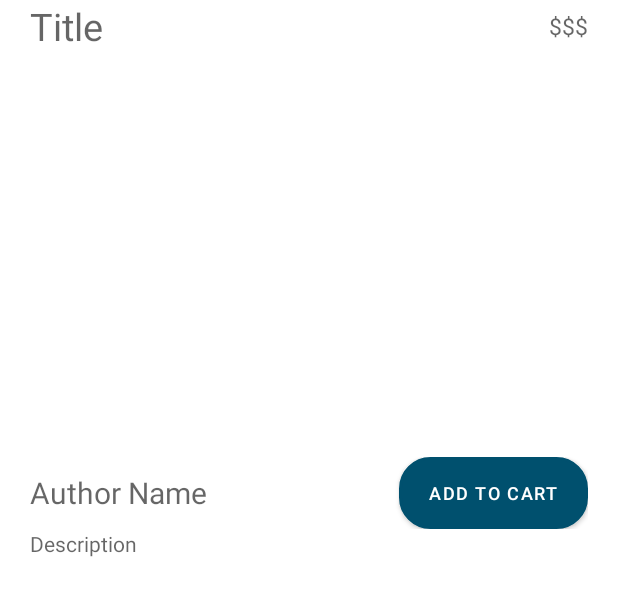
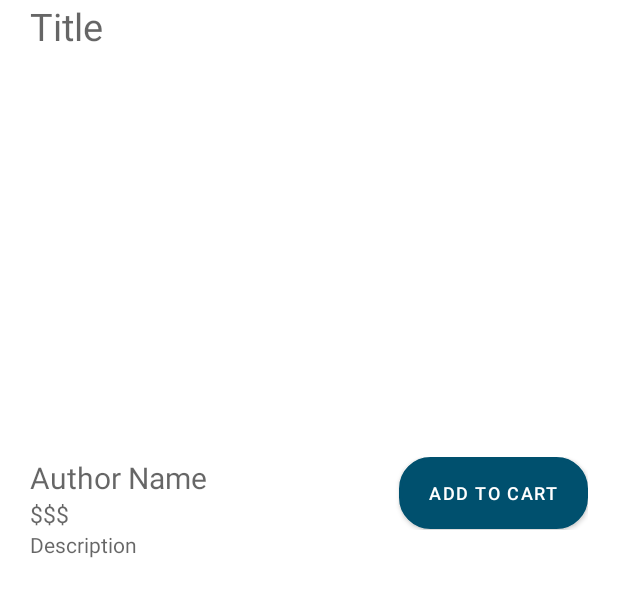
Before and after one commit to jayaspiya/everest-book-kotlin-app, an Android app: the layout activity_book.xml on its own in the app's theme, with its tools: preview values and no code run, on a phone screen of 412 x 824 dp. Shown: the top 597 px of the screen. Run offline under Robolectric (Android 15) with nearby library versions, the phone set to English and light mode, and no system bars.

```diff
--- a/app/src/main/res/layout/activity_book.xml
+++ b/app/src/main/res/layout/activity_book.xml
@@ -4,46 +4,39 @@
     xmlns:tools="http://schemas.android.com/tools"
     android:layout_width="match_parent"
     android:layout_height="match_parent"
+    android:layout_marginHorizontal="20dp"
     android:orientation="vertical"
-    android:layout_marginHorizontal="20dp"
     tools:context=".BookActivity">
+
+
+    <TextView
+        android:id="@+id/tvTitle"
+        android:layout_width="wrap_content"
+        android:layout_height="wrap_content"
+        android:layout_alignParentLeft="true"
+        android:hint="Title"
+        android:textColor="@color/prime"
+        android:textSize="25dp" />
+
+
+    <ImageView
+        android:id="@+id/ivBook"
+        android:layout_width="match_parent"
+        android:layout_height="250dp"
+        android:layout_marginVertical="10dp" />
 
     <RelativeLayout
         android:layout_width="match_parent"
         android:layout_height="wrap_content"
         android:orientation="horizontal">
 
-        <TextView
-            android:id="@+id/tvTitle"
+
+        <LinearLayout
             android:layout_width="wrap_content"
             android:layout_height="wrap_content"
-            android:hint="Title"
-            android:textColor="@color/prime"
             android:layout_alignParentLeft="true"
-            android:textSize="25dp" />
-
-        <TextView
-            android:id="@+id/tvBookPrice"
-            android:layout_width="wrap_content"
-            android:layout_height="wrap_content"
-            android:hint="$$$"
-            android:layout_alignParentRight="true"
-            android:textColor="@color/prime"
             android:layout_centerVertical="true"
-            android:textSize="15dp" />
-
-    </RelativeLayout>
-    <ImageView
-        android:id="@+id/ivBook"
-        android:layout_width="match_parent"
-        android:layout_height="250dp"
-        android:layout_marginVertical="10dp"
-        />
-
-    <RelativeLayout
-        android:layout_width="match_parent"
-        android:layout_height="wrap_content"
-        android:orientation="horizontal">
+            android:orientation="vertical">
 
             <TextView
                 android:id="@+id/tvAuthor"
@@ -51,25 +44,34 @@
                 android:layout_height="wrap_content"
                 android:hint="Author Name"
                 android:textColor="@color/prime"
-            android:layout_alignParentLeft="true"
+                android:textSize="20dp" />
 
+            <TextView
+                android:id="@+id/tvBookPrice"
+                android:layout_width="wrap_content"
+                android:layout_height="wrap_content"
+                android:layout_alignParentRight="true"
                 android:layout_centerVertical="true"
-            android:textSize="20dp" />
+                android:hint="$$$"
+                android:textColor="@color/prime"
+                android:textSize="15dp" />
+        </LinearLayout>
 
         <Button
             android:id="@+id/btnAddToCart"
             android:layout_width="wrap_content"
             android:layout_height="wrap_content"
-            android:textSize="12dp"
+            android:layout_alignParentRight="true"
+            android:background="@drawable/btn_round"
             android:paddingHorizontal="20dp"
             android:text="Add To Cart"
-            android:background="@drawable/btn_round"
-            android:layout_alignParentRight="true"/>
+            android:textSize="12dp" />
 
     </RelativeLayout>
+
     <TextView
         android:id="@+id/tvDescription"
-        android:hint="Description"
         android:layout_width="match_parent"
-        android:layout_height="wrap_content"/>
+        android:layout_height="wrap_content"
+        android:hint="Description" />
 </LinearLayout>
```
Also changed, not shown: app/src/main/AndroidManifest.xml (+6 -5 lines), app/src/main/java/com/jayaspiya/everestbooks/HomeActivity.kt (added, +45 -0 lines), app/src/main/java/com/jayaspiya/everestbooks/model/Book.kt (added, +46 -0 lines), app/src/main/res/layout/activity_home.xml (added, +25 -0 lines). Lines whose indentation alone changed are shown as unchanged.
